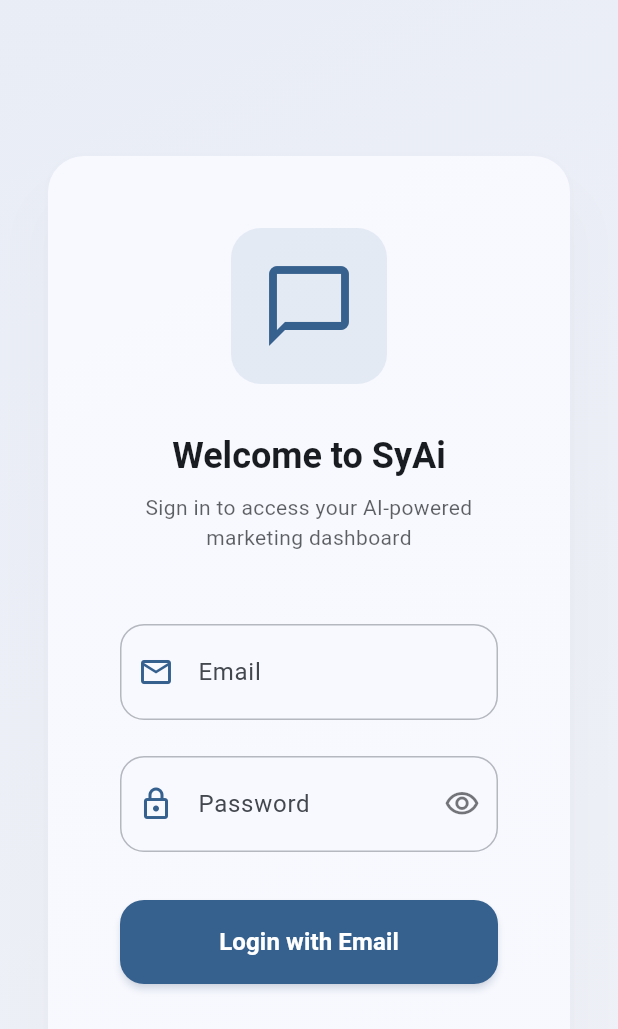
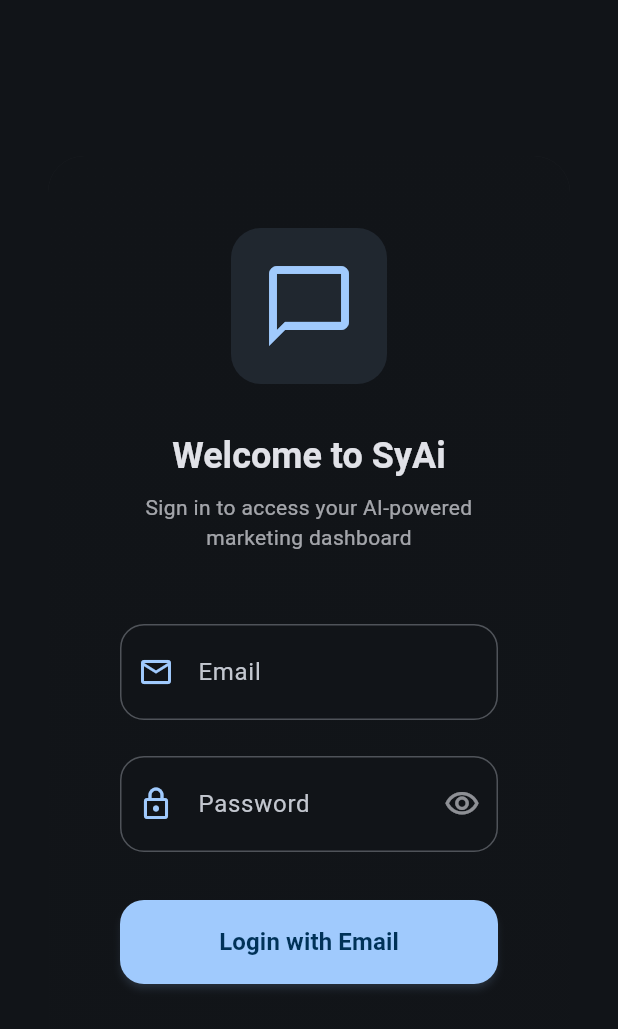
Before and after one commit to Iyass86/syai-staging, a Flutter app: the screen it shows after launch, on a phone screen of 412 x 824 dp. Shown: the top 1029 px of the screen. Run offline on Flutter 3.47's test engine with Material 3 defaults, Android fonts, the phone set to English and light mode, and no system bars; our stand-ins replace data_table_2, dio, fl_chart, flutter_dotenv, get, get_storage and 3 more; missing offline and left inert: dart:html, excel, flutter_web_auth_2, positioned_scroll_observer, universal_html; accounts and stored records are empty; statements that could not run were skipped.

Commit message:
feat: Change app theme to dark mode and update theme mode setting

```diff
--- a/lib/presentation/app.dart
+++ b/lib/presentation/app.dart
@@ -51,9 +51,9 @@ class _AppState extends State<App> with WidgetsBindingObserver {
             name: AppRoutes.notFound,
             page: () => const NotFoundPage(),
           ),
-          theme: AppTheme.light,
+          theme: AppTheme.dark,
           darkTheme: AppTheme.dark,
-          themeMode: themeController.themeMode,
+          themeMode: ThemeMode.dark,
           locale: languageController.locale,
           translations: AppTranslations(),
           fallbackLocale: const Locale('en', 'US'),
```
